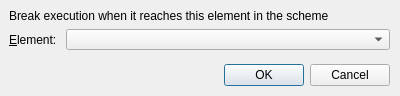
Above: src/corelibs/U2Designer/src/ui/NewBreakpointDialog.ui from violethaze74/ugene before the change. Below: the same form after it.
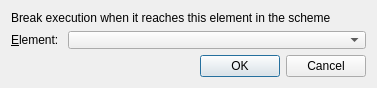
That is the form after the change.

The edit to the form file:
```diff
--- a/src/corelibs/U2Designer/src/ui/NewBreakpointDialog.ui
+++ b/src/corelibs/U2Designer/src/ui/NewBreakpointDialog.ui
@@ -6,35 +6,21 @@
    <rect>
     <x>0</x>
     <y>0</y>
-    <width>400</width>
-    <height>96</height>
+    <width>377</width>
+    <height>88</height>
    </rect>
   </property>
+  <property name="minimumSize">
+   <size>
+    <width>377</width>
+    <height>88</height>
+   </size>
+  </property>
   <property name="windowTitle">
    <string>New Breakpoint</string>
   </property>
-  <widget class="QDialogButtonBox" name="buttonBox">
-   <property name="geometry">
-    <rect>
-     <x>9</x>
-     <y>64</y>
-     <width>381</width>
-     <height>23</height>
-    </rect>
-   </property>
-   <property name="standardButtons">
-    <set>QDialogButtonBox::Cancel|QDialogButtonBox::Ok</set>
-   </property>
-  </widget>
-  <widget class="QWidget" name="layoutWidget">
-   <property name="geometry">
-    <rect>
-     <x>9</x>
-     <y>9</y>
-     <width>381</width>
-     <height>41</height>
-    </rect>
-   </property>
+  <layout class="QVBoxLayout" name="verticalLayout">
+   <item>
    <layout class="QGridLayout" name="gridLayout">
     <item row="0" column="0" colspan="2">
      <widget class="QLabel" name="announcementLabel">
@@ -64,7 +50,15 @@
      </widget>
     </item>
    </layout>
-  </widget>
+   </item>
+   <item>
+    <widget class="QDialogButtonBox" name="buttonBox">
+     <property name="standardButtons">
+      <set>QDialogButtonBox::Cancel|QDialogButtonBox::Ok</set>
+     </property>
+    </widget>
+   </item>
+  </layout>
  </widget>
  <resources/>
  <connections>
```
Left out of the diff: 16 changed lines with no effect on the pictures. Lines whose indentation alone changed are shown as unchanged.
